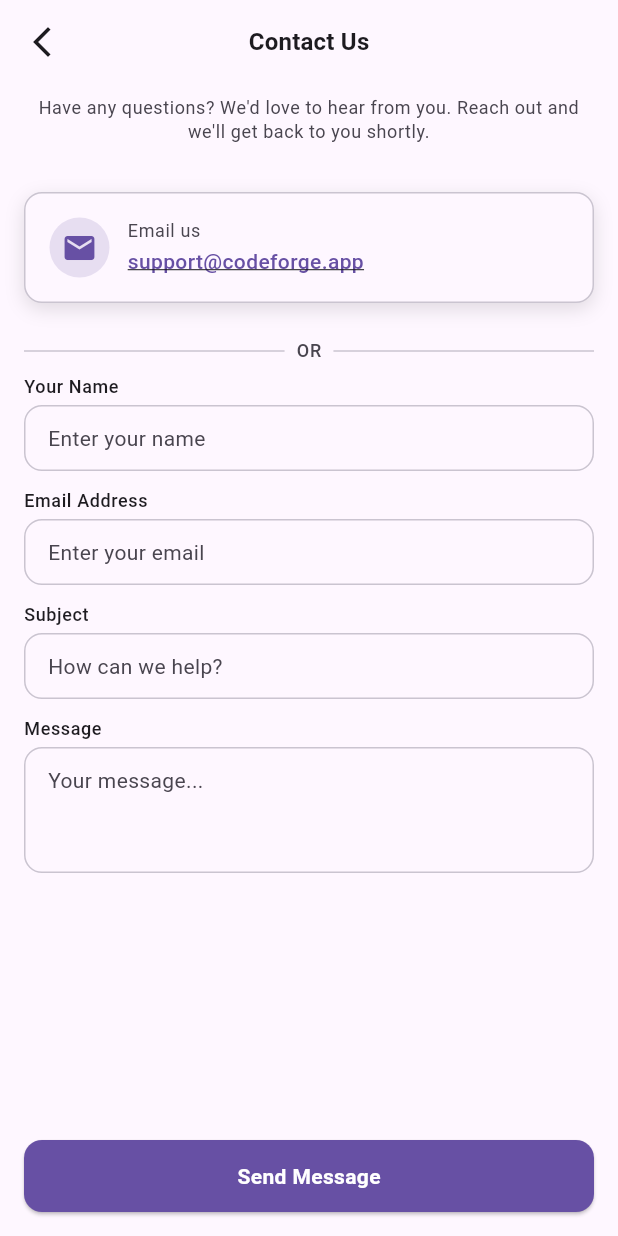
After one commit to zhbforum/CodeForge, a Flutter app: the HelpCenterPage screen opened by its route, after a tap on "Contact Us", on a phone screen of 412 x 824 dp. The commit adds this screen. Run offline on Flutter 3.47's test engine with Material 3 defaults, Android fonts, the light colour scheme and no system bars; our stand-ins replace flutter_markdown, flutter_riverpod, flutter_svg, font_awesome_flutter, freezed_annotation, go_router and 2 more; accounts and stored records are empty; project files that could hold a hidden picture were left out.

Commit message:
feat(help-center): add pages that provide help for users and tech support

```diff
--- a/lib/core/routing/app_router.dart
+++ b/lib/core/routing/app_router.dart
@@ -10,6 +10,8 @@ import 'package:mobile_app/features/catalog/presentation/pages/learn_page.dart';
 import 'package:mobile_app/features/catalog/presentation/pages/lesson_page.dart';
 import 'package:mobile_app/features/catalog/presentation/pages/track_detail_page.dart';
 import 'package:mobile_app/features/catalog/presentation/providers/module_providers.dart';
+import 'package:mobile_app/features/help/presentation/pages/contact_us_page.dart';
+import 'package:mobile_app/features/help/presentation/pages/help_center_page.dart';
 import 'package:mobile_app/features/launch/splash_page.dart';
 import 'package:mobile_app/features/leaderboard/leaderboard_page.dart';
 import 'package:mobile_app/features/legal/terms_of_service_page.dart';
@@ -54,6 +56,16 @@ final appRouterProvider = Provider<GoRouter>((ref) {
         path: '/terms',
         name: 'termsOfService',
         builder: (context, state) => const TermsOfServicePage(),
+      ),
+      GoRoute(
+        path: '/help-center',
+        name: 'helpCenter',
+        builder: (context, state) => const HelpCenterPage(),
+      ),
+      GoRoute(
+        path: '/contact-us',
+        name: 'contactUs',
+        builder: (context, state) => const ContactUsPage(),
       ),
       StatefulShellRoute.indexedStack(
         builder: (context, state, navShell) => AppShell(navShell: navShell),
--- /dev/null
+++ b/lib/features/help/presentation/pages/contact_us_page.dart
@@ -0,0 +1,68 @@
+import 'package:flutter/material.dart';
+import 'package:mobile_app/features/help/presentation/widgets/contact_us/contact_us_app_bar.dart';
+import 'package:mobile_app/features/help/presentation/widgets/contact_us/contact_us_email_card.dart';
+import 'package:mobile_app/features/help/presentation/widgets/contact_us/contact_us_form_section.dart';
+import 'package:mobile_app/features/help/presentation/widgets/contact_us/contact_us_header_text.dart';
+import 'package:mobile_app/features/help/presentation/widgets/contact_us/contact_us_submit_button.dart';
+
+class ContactUsPage extends StatelessWidget {
+  const ContactUsPage({super.key});
+
+  @override
+  Widget build(BuildContext context) {
+    final colors = Theme.of(context).colorScheme;
+
+    return Scaffold(
+      backgroundColor: colors.surface,
+      appBar: const ContactUsAppBar(),
+      body: const SafeArea(
+        child: Column(
+          children: [
+            ContactUsHeaderText(),
+            SizedBox(height: 8),
+            ContactUsEmailCard(),
+            SizedBox(height: 8),
+            DividerWithOr(),
+            SizedBox(height: 8),
+            Expanded(
+              child: SingleChildScrollView(
+                padding: EdgeInsets.only(bottom: 16),
+                child: ContactUsFormSection(),
+              ),
+            ),
+            ContactUsSubmitButton(),
+          ],
+        ),
+      ),
+    );
+  }
+}
+
+class DividerWithOr extends StatelessWidget {
+  const DividerWithOr({super.key});
+
+  @override
+  Widget build(BuildContext context) {
+    final colors = Theme.of(context).colorScheme;
+    final textTheme = Theme.of(context).textTheme;
+
+    return Padding(
+      padding: const EdgeInsets.symmetric(horizontal: 16),
+      child: Row(
+        children: [
+          Expanded(child: Container(height: 1, color: colors.outlineVariant)),
+          const SizedBox(width: 8),
+          Text(
+            'OR',
+            style: textTheme.bodySmall?.copyWith(
+              fontWeight: FontWeight.w500,
+              color: colors.onSurfaceVariant,
+            ),
+          ),
+          const SizedBox(width: 8),
+          Expanded(child: Container(height: 1, color: colors.outlineVariant)),
+        ],
+      ),
+    );
+  }
+}
--- /dev/null
+++ b/lib/features/help/presentation/pages/help_center_page.dart
@@ -0,0 +1,34 @@
+import 'package:flutter/material.dart';
+import 'package:mobile_app/features/help/presentation/widgets/help_center/help_center_app_bar.dart';
+import 'package:mobile_app/features/help/presentation/widgets/help_center/help_center_contact_section.dart';
+import 'package:mobile_app/features/help/presentation/widgets/help_center/help_center_faq_section.dart';
+import 'package:mobile_app/features/help/presentation/widgets/help_center/help_center_search_section.dart';
+
+class HelpCenterPage extends StatelessWidget {
+  const HelpCenterPage({super.key});
+
+  @override
+  Widget build(BuildContext context) {
+    final colors = Theme.of(context).colorScheme;
+
+    return Scaffold(
+      backgroundColor: colors.surface,
+      appBar: const HelpCenterAppBar(),
+      body: const SafeArea(
+        child: SingleChildScrollView(
+          padding: EdgeInsets.only(bottom: 16),
+          child: Column(
+            crossAxisAlignment: CrossAxisAlignment.start,
+            children: [
+              HelpCenterSearchSection(),
+              SizedBox(height: 16),
+              HelpCenterFaqSection(),
+              SizedBox(height: 16),
+              HelpCenterContactSection(),
+            ],
+          ),
+        ),
+      ),
+    );
+  }
+}
--- /dev/null
+++ b/lib/features/help/presentation/widgets/contact_us/contact_us_app_bar.dart
@@ -0,0 +1,32 @@
+import 'package:flutter/material.dart';
+
+class ContactUsAppBar extends StatelessWidget implements PreferredSizeWidget {
+  const ContactUsAppBar({super.key});
+
+  @override
+  Size get preferredSize => const Size.fromHeight(kToolbarHeight);
+
+  @override
+  Widget build(BuildContext context) {
+    final theme = Theme.of(context);
+    final colors = theme.colorScheme;
+
+    return AppBar(
+      elevation: 0,
+      backgroundColor: colors.surface,
+      leading: IconButton(
+        onPressed: () => Navigator.of(context).maybePop(),
+        icon: const Icon(Icons.arrow_back_ios_new),
+        color: colors.onSurface,
+      ),
+      centerTitle: true,
+      title: Text(
+        'Contact Us',
+        style: theme.textTheme.titleMedium?.copyWith(
+          fontWeight: FontWeight.w700,
+          color: colors.onSurface,
+        ),
+      ),
+    );
+  }
+}
--- /dev/null
+++ b/lib/features/help/presentation/widgets/contact_us/contact_us_email_card.dart
@@ -0,0 +1,78 @@
+import 'package:flutter/material.dart';
+import 'package:flutter/services.dart';
+
+class ContactUsEmailCard extends StatelessWidget {
+  const ContactUsEmailCard({super.key});
+
+  @override
+  Widget build(BuildContext context) {
+    final colors = Theme.of(context).colorScheme;
+    final textTheme = Theme.of(context).textTheme;
+
+    return Padding(
+      padding: const EdgeInsets.all(16),
+      child: Container(
+        decoration: BoxDecoration(
+          color: colors.surface,
+          borderRadius: BorderRadius.circular(12),
+          border: Border.all(color: colors.outlineVariant),
+          boxShadow: [
+            BoxShadow(
+              blurRadius: 10,
+              offset: const Offset(0, 4),
+              color: colors.shadow.withValues(alpha: 0.12),
+            ),
+          ],
+        ),
+        padding: const EdgeInsets.all(16),
+        child: Row(
+          children: [
+            Container(
+              width: 40,
+              height: 40,
+              decoration: BoxDecoration(
+                color: colors.primary.withValues(alpha: 0.15),
+                shape: BoxShape.circle,
+              ),
+              child: Icon(Icons.mail, color: colors.primary),
+            ),
+            const SizedBox(width: 12),
+            Column(
+              crossAxisAlignment: CrossAxisAlignment.start,
+              children: [
+                Text(
+                  'Email us',
+                  style: textTheme.bodySmall?.copyWith(
+                    color: colors.onSurfaceVariant,
+                  ),
+                ),
+                const SizedBox(height: 2),
+                GestureDetector(
+                  onTap: () {
+                    Clipboard.setData(
+                      const ClipboardData(text: 'support@codeforge.app'),
+                    );
+                    ScaffoldMessenger.of(context).showSnackBar(
+                      const SnackBar(
+                        content: Text('Email copied to clipboard'),
+                        duration: Duration(seconds: 2),
+                      ),
+                    );
+                  },
+                  child: Text(
+                    'support@codeforge.app',
+                    style: textTheme.bodyMedium?.copyWith(
+                      fontWeight: FontWeight.w500,
+                      color: colors.primary,
+                      decoration: TextDecoration.underline,
+                    ),
+                  ),
+                ),
+              ],
+            ),
+          ],
+        ),
+      ),
+    );
+  }
+}
--- /dev/null
+++ b/lib/features/help/presentation/widgets/contact_us/contact_us_form_section.dart
@@ -0,0 +1,145 @@
+import 'package:flutter/material.dart';
+
+class ContactUsFormSection extends StatelessWidget {
+  const ContactUsFormSection({super.key});
+
+  @override
+  Widget build(BuildContext context) {
+    return const Padding(
+      padding: EdgeInsets.symmetric(horizontal: 16),
+      child: Column(
+        children: [
+          _ContactTextField(
+            label: 'Your Name',
+            hintText: 'Enter your name',
+            keyboardType: TextInputType.name,
+          ),
+          SizedBox(height: 12),
+          _ContactTextField(
+            label: 'Email Address',
+            hintText: 'Enter your email',
+            keyboardType: TextInputType.emailAddress,
+          ),
+          SizedBox(height: 12),
+          _ContactTextField(
+            label: 'Subject',
+            hintText: 'How can we help?',
+            keyboardType: TextInputType.text,
+          ),
+          SizedBox(height: 12),
+          _ContactMultilineField(label: 'Message', hintText: 'Your message...'),
+        ],
+      ),
+    );
+  }
+}
+
+class _ContactTextField extends StatelessWidget {
+  const _ContactTextField({
+    required this.label,
+    required this.hintText,
+    required this.keyboardType,
+  });
+
+  final String label;
+  final String hintText;
+  final TextInputType keyboardType;
+
+  @override
+  Widget build(BuildContext context) {
+    final textTheme = Theme.of(context).textTheme;
+    final colors = Theme.of(context).colorScheme;
+
+    return Column(
+      crossAxisAlignment: CrossAxisAlignment.start,
+      children: [
+        Text(
+          label,
+          style: textTheme.bodySmall?.copyWith(
+            fontWeight: FontWeight.w500,
+            color: colors.onSurface,
+          ),
+        ),
+        const SizedBox(height: 4),
+        TextField(
+          keyboardType: keyboardType,
+          style: textTheme.bodyMedium?.copyWith(color: colors.onSurface),
+          decoration: InputDecoration(
+            hintText: hintText,
+            hintStyle: textTheme.bodyMedium?.copyWith(
+              color: colors.onSurfaceVariant,
+            ),
+            isDense: true,
+            contentPadding: const EdgeInsets.symmetric(
+              horizontal: 12,
+              vertical: 12,
+            ),
+            filled: true,
+            fillColor: colors.surface,
+            enabledBorder: OutlineInputBorder(
+              borderRadius: BorderRadius.circular(12),
+              borderSide: BorderSide(color: colors.outlineVariant),
+            ),
+            focusedBorder: OutlineInputBorder(
+              borderRadius: BorderRadius.circular(12),
+              borderSide: BorderSide(color: colors.primary, width: 1.5),
+            ),
+          ),
+        ),
+      ],
+    );
+  }
+}
+
+class _ContactMultilineField extends StatelessWidget {
+  const _ContactMultilineField({required this.label, required this.hintText});
+
+  final String label;
+  final String hintText;
+
+  @override
+  Widget build(BuildContext context) {
+    final textTheme = Theme.of(context).textTheme;
+    final colors = Theme.of(context).colorScheme;
+
+    return Column(
+      crossAxisAlignment: CrossAxisAlignment.start,
+      children: [
+        Text(
+          label,
+          style: textTheme.bodySmall?.copyWith(
+            fontWeight: FontWeight.w500,
+            color: colors.onSurface,
+          ),
+        ),
+        const SizedBox(height: 4),
+        TextField(
+          maxLines: 5,
+          minLines: 3,
+          style: textTheme.bodyMedium?.copyWith(color: colors.onSurface),
+          decoration: InputDecoration(
+            hintText: hintText,
+            hintStyle: textTheme.bodyMedium?.copyWith(
+              color: colors.onSurfaceVariant,
+            ),
+            alignLabelWithHint: true,
+            contentPadding: const EdgeInsets.symmetric(
+              horizontal: 12,
+              vertical: 12,
+            ),
+            filled: true,
+            fillColor: colors.surface,
+            enabledBorder: OutlineInputBorder(
+              borderRadius: BorderRadius.circular(12),
+              borderSide: BorderSide(color: colors.outlineVariant),
+            ),
+            focusedBorder: OutlineInputBorder(
+              borderRadius: BorderRadius.circular(12),
+              borderSide: BorderSide(color: colors.primary, width: 1.5),
+            ),
+          ),
+        ),
+      ],
+    );
+  }
+}
--- /dev/null
+++ b/lib/features/help/presentation/widgets/contact_us/contact_us_header_text.dart
@@ -0,0 +1,21 @@
+import 'package:flutter/material.dart';
+
+class ContactUsHeaderText extends StatelessWidget {
+  const ContactUsHeaderText({super.key});
+
+  @override
+  Widget build(BuildContext context) {
+    final textTheme = Theme.of(context).textTheme;
+    final colors = Theme.of(context).colorScheme;
+
+    return Padding(
+      padding: const EdgeInsets.symmetric(horizontal: 16, vertical: 8),
+      child: Text(
+        "Have any questions? We'd love to hear from you. "
+        "Reach out and we'll get back to you shortly.",
+        textAlign: TextAlign.center,
+        style: textTheme.bodySmall?.copyWith(color: colors.onSurfaceVariant),
+      ),
+    );
+  }
+}
--- /dev/null
+++ b/lib/features/help/presentation/widgets/contact_us/contact_us_submit_button.dart
@@ -0,0 +1,36 @@
+import 'package:flutter/material.dart';
+
+class ContactUsSubmitButton extends StatelessWidget {
+  const ContactUsSubmitButton({super.key});
+
+  @override
+  Widget build(BuildContext context) {
+    final colors = Theme.of(context).colorScheme;
+    final textTheme = Theme.of(context).textTheme;
+
+    return Padding(
+      padding: const EdgeInsets.fromLTRB(16, 4, 16, 16),
+      child: SizedBox(
+        width: double.infinity,
+        height: 48,
+        child: FilledButton(
+          style: FilledButton.styleFrom(
+            backgroundColor: colors.primary,
+            foregroundColor: colors.onPrimary,
+            shape: RoundedRectangleBorder(
+              borderRadius: BorderRadius.circular(12),
+            ),
+            textStyle: textTheme.bodyMedium?.copyWith(
+              fontWeight: FontWeight.w700,
+            ),
+            elevation: 1,
+          ),
+          onPressed: () {
+            // TODO(killursxlf): Implement submit action
+          },
+          child: const Text('Send Message', overflow: TextOverflow.ellipsis),
+        ),
+      ),
+    );
+  }
+}
--- /dev/null
+++ b/lib/features/help/presentation/widgets/help_center/help_center_app_bar.dart
@@ -0,0 +1,32 @@
+import 'package:flutter/material.dart';
+
+class HelpCenterAppBar extends StatelessWidget implements PreferredSizeWidget {
+  const HelpCenterAppBar({super.key});
+
+  @override
+  Size get preferredSize => const Size.fromHeight(kToolbarHeight);
+
+  @override
+  Widget build(BuildContext context) {
+    final theme = Theme.of(context);
+    final colors = theme.colorScheme;
+
+    return AppBar(
+      elevation: 0,
+      backgroundColor: colors.surface,
+      leading: IconButton(
+        onPressed: () => Navigator.of(context).maybePop(),
+        icon: const Icon(Icons.arrow_back_ios_new),
+        color: colors.onSurface,
+      ),
+      centerTitle: true,
+      title: Text(
+        'Help Centre',
+        style: theme.textTheme.titleMedium?.copyWith(
+          fontWeight: FontWeight.w700,
+          color: colors.onSurface,
+        ),
+      ),
+    );
+  }
+}
--- /dev/null
+++ b/lib/features/help/presentation/widgets/help_center/help_center_contact_section.dart
@@ -0,0 +1,45 @@
+import 'package:flutter/material.dart';
+
+class HelpCenterSearchSection extends StatelessWidget {
+  const HelpCenterSearchSection({super.key});
+
+  @override
+  Widget build(BuildContext context) {
+    final theme = Theme.of(context);
+    final colors = theme.colorScheme;
+    final textTheme = theme.textTheme;
+
+    final bg = colors.surfaceContainerHighest;
+    final hint = colors.onSurfaceVariant;
+
+    return Padding(
+      padding: const EdgeInsets.symmetric(horizontal: 16, vertical: 8),
+      child: Container(
+        height: 48,
+        decoration: BoxDecoration(
+          color: bg,
+          borderRadius: BorderRadius.circular(12),
+        ),
+        child: Row(
+          children: [
+            const SizedBox(width: 12),
+            Icon(Icons.search, color: hint),
+            const SizedBox(width: 8),
+            Expanded(
+              child: TextField(
+                style: textTheme.bodyMedium?.copyWith(color: colors.onSurface),
+                decoration: InputDecoration(
+                  border: InputBorder.none,
+                  isDense: true,
+                  hintText: 'How can we help?',
+                  hintStyle: textTheme.bodyMedium?.copyWith(color: hint),
+                ),
+              ),
+            ),
+            const SizedBox(width: 12),
+          ],
+        ),
+      ),
+    );
+  }
+}
--- /dev/null
+++ b/lib/features/help/presentation/widgets/help_center/help_center_faq_section.dart
@@ -0,0 +1,139 @@
+import 'package:flutter/material.dart';
+
+class HelpCenterFaqSection extends StatelessWidget {
+  const HelpCenterFaqSection({super.key});
+
+  static const _faqs = <HelpCenterFaqItemData>[
+    HelpCenterFaqItemData(
+      icon: Icons.person,
+      title: 'Account & Profile',
+      description:
+          'Questions about account creation,'
+          ' password resets, and profile settings.',
+    ),
+    HelpCenterFaqItemData(
+      icon: Icons.school,
+      title: 'Courses & Learning',
+      description:
+          'Questions related to course progress, content, and language paths.',
+    ),
+    HelpCenterFaqItemData(
+      icon: Icons.emoji_events,
+      title: 'Gamification',
+      description:
+          'Questions explaining the rating system, seasons,'
+          ' points, and leaderboards.',
+    ),
+    HelpCenterFaqItemData(
+      icon: Icons.credit_card,
+      title: 'Billing & Subscription',
+      description:
+          'Questions about payment, subscription management, and free trials.',
+    ),
+    HelpCenterFaqItemData(
+      icon: Icons.build,
+      title: 'Technical Support',
+      description: 'Questions about app crashes, bugs, and performance issues.',
+    ),
+  ];
+
+  @override
+  Widget build(BuildContext context) {
+    final theme = Theme.of(context);
+    final colors = theme.colorScheme;
+
+    return Padding(
+      padding: const EdgeInsets.symmetric(horizontal: 16),
+      child: Column(
+        crossAxisAlignment: CrossAxisAlignment.start,
+        children: [
+          Text(
+            'Frequently Asked Questions',
+            style: theme.textTheme.titleMedium?.copyWith(
+              fontWeight: FontWeight.w700,
+              color: colors.onSurface,
+            ),
+          ),
+          const SizedBox(height: 8),
+          Column(
+            children: [
+              for (final item in _faqs)
+                Padding(
+                  padding: const EdgeInsets.only(top: 8),
+                  child: HelpCenterFaqItem(item: item),
+                ),
+            ],
+          ),
+        ],
+      ),
+    );
+  }
+}
+
+class HelpCenterFaqItemData {
+  const HelpCenterFaqItemData({
+    required this.icon,
+    required this.title,
+    required this.description,
+  });
+  final IconData icon;
+  final String title;
+  final String description;
+}
+
+class HelpCenterFaqItem extends StatelessWidget {
+  const HelpCenterFaqItem({required this.item, super.key});
+
+  final HelpCenterFaqItemData item;
+
+  @override
+  Widget build(BuildContext context) {
+    final theme = Theme.of(context);
+    final colors = theme.colorScheme;
+    final textTheme = theme.textTheme;
+
+    final borderColor = colors.outlineVariant;
+
+    return Theme(
+      data: theme.copyWith(dividerColor: borderColor),
+      child: ExpansionTile(
+        tilePadding: const EdgeInsets.symmetric(horizontal: 12),
+        childrenPadding: const EdgeInsets.symmetric(
+          horizontal: 12,
+          vertical: 8,
+        ),
+        collapsedBackgroundColor: colors.surface,
+        backgroundColor: colors.surface,
+        shape: RoundedRectangleBorder(
+          borderRadius: BorderRadius.circular(12),
+          side: BorderSide(color: borderColor),
+        ),
+        collapsedShape: RoundedRectangleBorder(
+          borderRadius: BorderRadius.circular(12),
+          side: BorderSide(color: borderColor),
+        ),
+        leading: Icon(item.icon, color: colors.primary),
+        title: Text(
+          item.title,
+          style: textTheme.bodyMedium?.copyWith(
+            fontWeight: FontWeight.w600,
+            color: colors.onSurface,
+          ),
+        ),
+        iconColor: colors.onSurface,
+        collapsedIconColor: colors.onSurface,
+        children: [
+          Align(
+            alignment: Alignment.centerLeft,
+            child: Text(
+              item.description,
+              style: textTheme.bodySmall?.copyWith(
+                color: colors.onSurfaceVariant,
+              ),
+            ),
+          ),
+        ],
+      ),
+    );
+  }
+}
--- /dev/null
+++ b/lib/features/help/presentation/widgets/help_center/help_center_search_section.dart
@@ -0,0 +1,89 @@
+import 'package:flutter/material.dart';
+import 'package:go_router/go_router.dart';
+
+class HelpCenterContactSection extends StatelessWidget {
+  const HelpCenterContactSection({super.key});
+
+  @override
+  Widget build(BuildContext context) {
+    final theme = Theme.of(context);
+    final colors = theme.colorScheme;
+    final textTheme = theme.textTheme;
+
+    return Padding(
+      padding: const EdgeInsets.symmetric(horizontal: 16),
+      child: LayoutBuilder(
+        builder: (context, constraints) {
+          final isWide = constraints.maxWidth >= 480;
+
+          final contentText = Column(
+            crossAxisAlignment: CrossAxisAlignment.start,
+            children: [
+              Text(
+                "Can't find an answer?",
+                style: textTheme.titleSmall?.copyWith(
+                  fontWeight: FontWeight.w700,
+                  color: colors.onSurface,
+                ),
+              ),
+              const SizedBox(height: 4),
+              Text(
+                'Reach out to our team for personalized support.',
+                style: textTheme.bodyMedium?.copyWith(
+                  color: colors.onSurfaceVariant,
+                ),
+              ),
+            ],
+          );
+
+          final button = SizedBox(
+            width: isWide ? null : double.infinity,
+            height: 40,
+            child: FilledButton(
+              style: FilledButton.styleFrom(
+                backgroundColor: colors.primary,
+                foregroundColor: colors.onPrimary,
+                shape: RoundedRectangleBorder(
+                  borderRadius: BorderRadius.circular(12),
+                ),
+                padding: const EdgeInsets.symmetric(horizontal: 20),
+              ),
+              onPressed: () {
+                context.pushNamed('contactUs');
+              },
+              child: const Text('Contact Us', overflow: TextOverflow.ellipsis),
+            ),
+          );
+
+          return Container(
+            padding: const EdgeInsets.all(16),
+            decoration: BoxDecoration(
+              color: colors.surface,
+              borderRadius: BorderRadius.circular(12),
+              border: Border.all(color: colors.outlineVariant),
+              boxShadow: [
+                BoxShadow(
+                  blurRadius: 10,
+                  offset: const Offset(0, 4),
+                  color: colors.shadow.withValues(alpha: 0.15),
+                ),
+              ],
+            ),
+            child: isWide
+                ? Row(
+                    children: [
+                      Expanded(child: contentText),
+                      const SizedBox(width: 16),
+                      button,
+                    ],
+                  )
+                : Column(
+                    crossAxisAlignment: CrossAxisAlignment.start,
+                    children: [contentText, const SizedBox(height: 12), button],
+                  ),
+          );
+        },
+      ),
+    );
+  }
+}
--- a/lib/features/profile/presentation/pages/profile_page.dart
+++ b/lib/features/profile/presentation/pages/profile_page.dart
@@ -278,16 +278,22 @@ class _HelpSection extends StatelessWidget {
 
   @override
   Widget build(BuildContext context) {
-    return const Column(
+    return Column(
       crossAxisAlignment: CrossAxisAlignment.start,
       children: [
-        SectionHeader(title: 'Help'),
-        SizedBox(height: 8),
+        const SectionHeader(title: 'Help'),
+        const SizedBox(height: 8),
         ListBlock(
           items: [
-            ListItem(title: 'Help Center'),
-            ListItem(title: 'Frequently Asked Questions'),
-            ListItem(title: 'Contact Support', isLast: true),
+            ListItem(
+              title: 'Help Center',
+              onTap: () => context.pushNamed('helpCenter'),
+            ),
+            ListItem(
+              title: 'Contact Support',
+              isLast: true,
+              onTap: () => context.pushNamed('contactUs'),
+            ),
           ],
         ),
       ],
```
